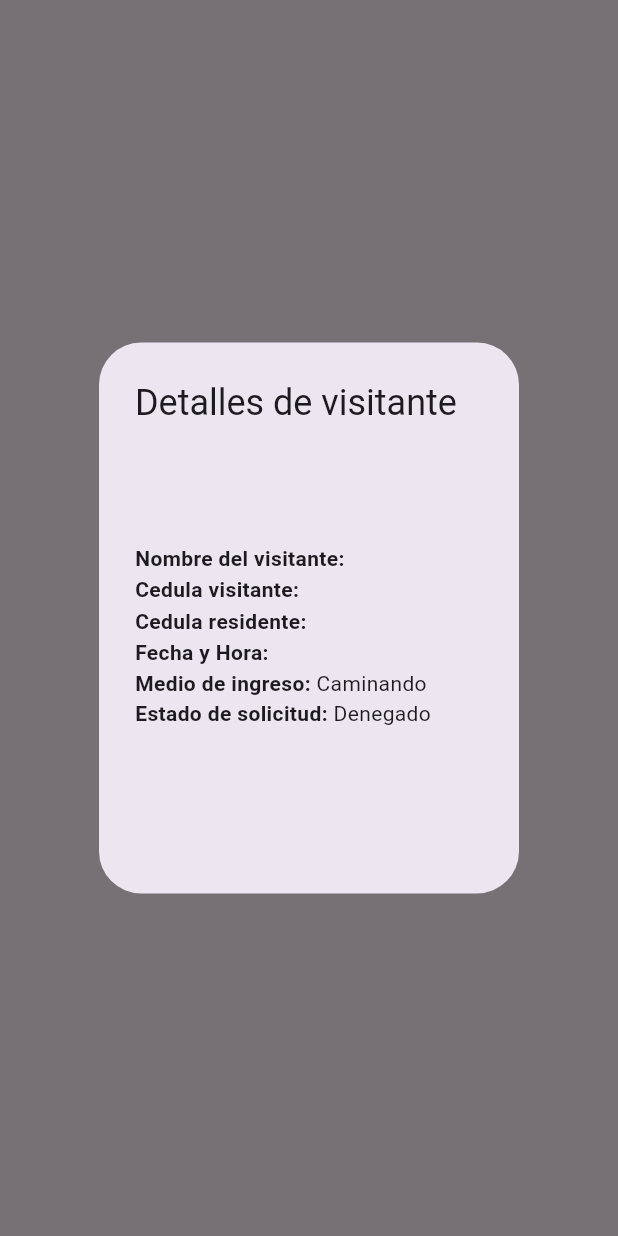
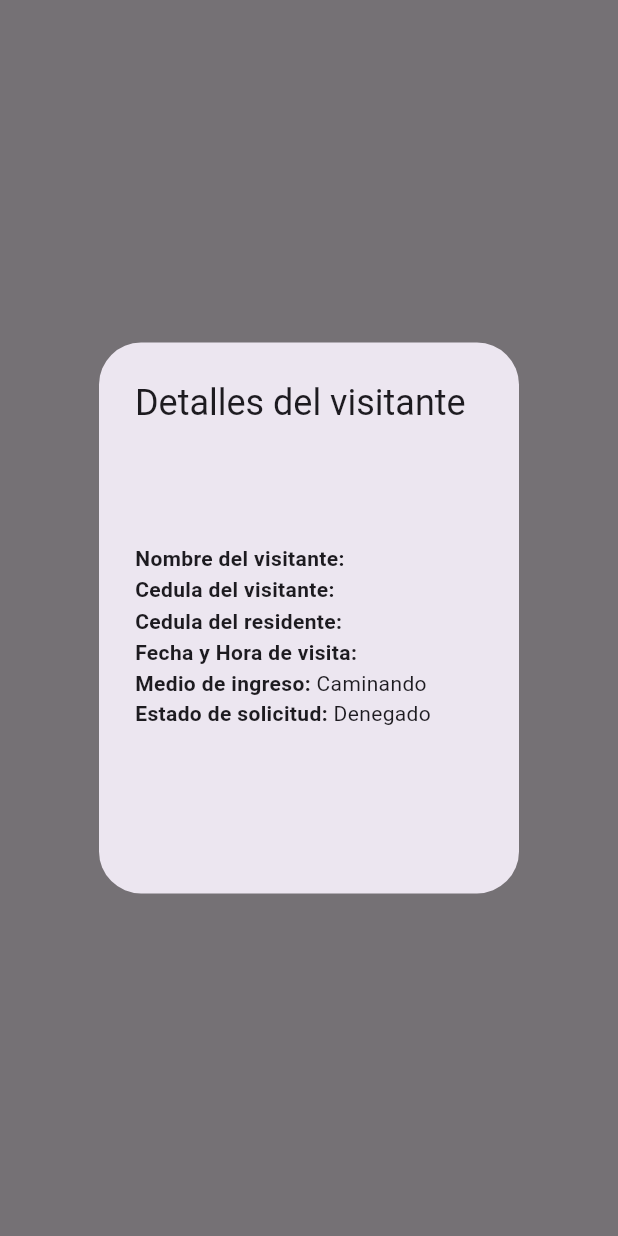
Before and after one commit to LsRood26/visitorRegistration, a Flutter app: what showDetailsDialog() shows on an empty page, opened directly with empty values, on a phone screen of 412 x 824 dp. Run offline on Flutter 3.47's test engine with Material 3 defaults, Android fonts, the phone set to English and light mode, and no system bars; our stand-ins replace fluttertoast, image_picker, shared_preferences; accounts and stored records are empty; network calls fail.

Commit message:
fix : writing errors fixed

```diff
--- a/lib/screens/home/resident_home.dart
+++ b/lib/screens/home/resident_home.dart
@@ -127,7 +127,7 @@ Widget registervisitors(
               child: Wrap(
                 children: [
                   Text(
-                    'Solicitudes de visitas pendientes',
+                    'Solicitudes de visita pendientes',
                     textAlign: TextAlign.center,
                   ),
                 ],
@@ -168,7 +168,7 @@ Widget registervisitors(
                               builder: (BuildContext context) {
                                 return AlertDialog(
                                   title: const Text(
-                                      'Esta seguro de eliminar la solicitud?'),
+                                      '¿Estas seguro de eliminar la solicitud?'),
                                   actions: [
                                     IconButton(
                                       onPressed: () async {
@@ -202,7 +202,6 @@ Widget registervisitors(
                                   onTap: () {
                                     provider.request = request;
                                     provider.setRequest();
-                                    print('FECHA ${request.datetime}');
                                     Navigator.pushNamed(context, '/newvisit',
                                         arguments: user);
                                   },
@@ -255,7 +254,7 @@ void showDetailsDialog(BuildContext context, CustomRequests request, Size size,
       context: context,
       builder: (BuildContext context) {
         return AlertDialog(
-          title: const Text('Detalles de visitante'),
+          title: const Text('Detalles del visitante'),
           content: Container(
             height: size.height * 0.3,
             child: Column(
@@ -263,9 +262,9 @@ void showDetailsDialog(BuildContext context, CustomRequests request, Size size,
               children: [
                 textTitle('Nombre del visitante: ',
                     '${request.visitorName} ${request.visitorLastname}'),
-                textTitle('Cedula visitante: ', '${request.visitorDNI}'),
-                textTitle('Cedula residente: ', '${request.residentDNI}'),
-                textTitle('Fecha y Hora: ', '${request.datetime}'),
+                textTitle('Cedula del visitante: ', '${request.visitorDNI}'),
+                textTitle('Cedula del residente: ', '${request.residentDNI}'),
+                textTitle('Fecha y Hora de visita: ', '${request.datetime}'),
                 textTitle('Medio de ingreso: ',
                     request.transportMode == 'car' ? 'Vehiculo' : 'Caminando'),
                 textTitle(
@@ -290,7 +289,7 @@ void showDetailsDialog(BuildContext context, CustomRequests request, Size size,
             if (request.status == constants.PENDING &&
                 user.role.id == constants.ID_RESIDENTE) ...[
               const Text(
-                'Aceptar visita?',
+                '¿Aceptar visita?',
                 style: TextStyle(fontWeight: FontWeight.bold),
               ),
               IconButton(
--- a/lib/screens/login/login.dart
+++ b/lib/screens/login/login.dart
@@ -24,7 +24,7 @@ class _LoginOptionsPageState extends State<LoginOptionsPage> {
                 onTap: () {
                   Navigator.pushNamed(context, '/loginpassword');
                 },
-                child: loginOption('Ingreso con Cedula y Contraseña',
+                child: loginOption('Ingreso con Cédula y Contraseña',
                     Icon(Icons.people), size)),
           ],
         ),
--- a/lib/screens/registervisit/new_visit.dart
+++ b/lib/screens/registervisit/new_visit.dart
@@ -103,7 +103,7 @@ class _NewVisitState extends State<NewVisit> {
               children: [
                 radioSelection(size, handleSetMethod, 'Caminando',
                     MetodoIngreso.walk, _metodoSeleccionado!),
-                radioSelection(size, handleSetMethod, 'Con Vehiculo',
+                radioSelection(size, handleSetMethod, 'Con Vehículo',
                     MetodoIngreso.car, _metodoSeleccionado!),
               ],
             ),
```
